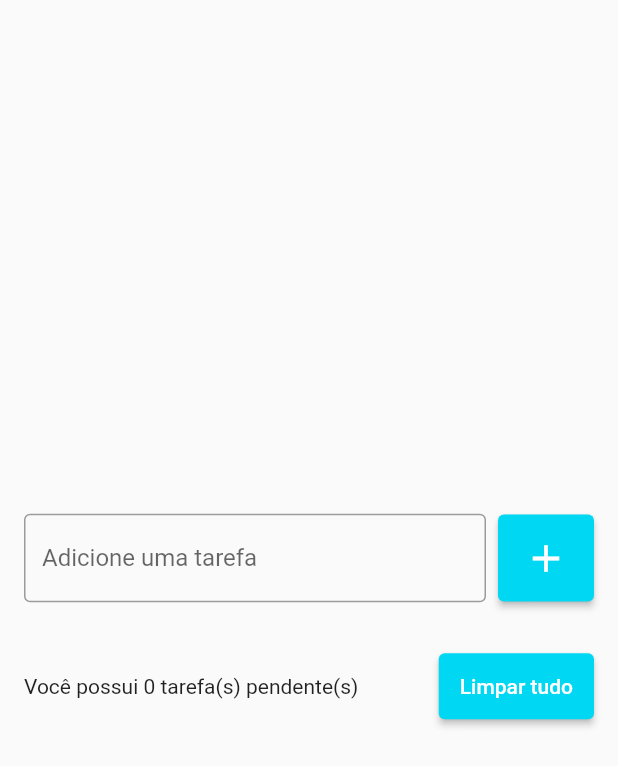
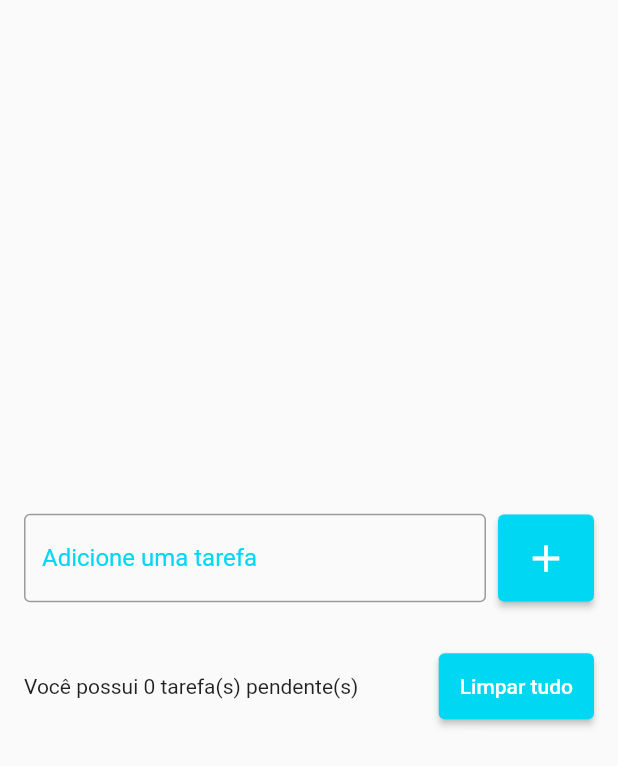
Before and after one commit to anderson-suga/criacao_de_apps_com_flutter, a Flutter app: the screen it shows after launch, on a phone screen of 412 x 824 dp. Shown: the top 766 px of the screen. Run offline on Flutter 3.47's test engine with Material 2 defaults, Android fonts, the phone set to English and light mode, and no system bars; our stand-ins replace flutter_slidable, shared_preferences.

Commit message:
Aula 113. Exibindo Mensagem de Erro

```diff
--- a/Secao_14_Flutter002_Continuacao_da_Lista_de_Tarefas/todo_list/lib/pages/todo_list_page.dart
+++ b/Secao_14_Flutter002_Continuacao_da_Lista_de_Tarefas/todo_list/lib/pages/todo_list_page.dart
@@ -18,6 +18,8 @@ class _TodoListPageState extends State<TodoListPage> {
 
   Todo? deletedTodo;
   int? deletedTodoPos;
+
+  String? errorText;
 
   @override
   void initState() {
@@ -45,11 +47,20 @@ class _TodoListPageState extends State<TodoListPage> {
                     Expanded(
                       child: TextField(
                         controller: todoController,
-                        decoration: const InputDecoration(
-                          border: OutlineInputBorder(),
+                        decoration: InputDecoration(
+                            border: const OutlineInputBorder(),
                             labelText: 'Adicione uma tarefa',
                             hintText: 'Ex.: Estudar flutter',
+                            errorText: errorText,
+                            focusedBorder: const OutlineInputBorder(
+                              borderSide: BorderSide(
+                                color: Color(0xff00d7f3),
+                                width: 2,
                               ),
+                            ),
+                            labelStyle: const TextStyle(
+                              color: Color(0xff00d7f3),
+                            )),
                       ),
                     ),
                     const SizedBox(
@@ -58,12 +69,21 @@ class _TodoListPageState extends State<TodoListPage> {
                     ElevatedButton(
                       onPressed: () {
                         String text = todoController.text;
+
+                        if (text.isEmpty) {
+                          setState(() {
+                            errorText = 'O título não pode ser vazio!';
+                          });
+                          return;
+                        }
+
+                        setState(() {
                           Todo newTodo = Todo(
                             title: text,
                             dateTime: DateTime.now(),
                           );
-                        setState(() {
                           todos.add(newTodo);
+                          errorText = null;
                         });
                         todoController.clear();
                         todoRepository.saveTodoList(todos);
```
Lines whose indentation alone changed are shown as unchanged.
